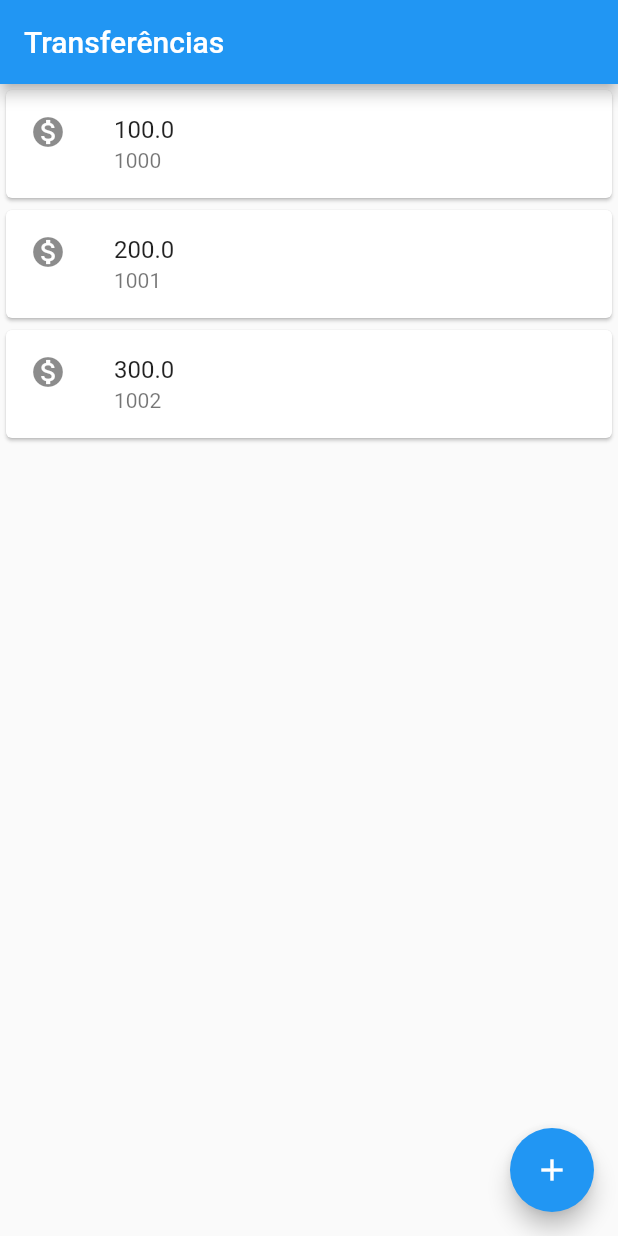
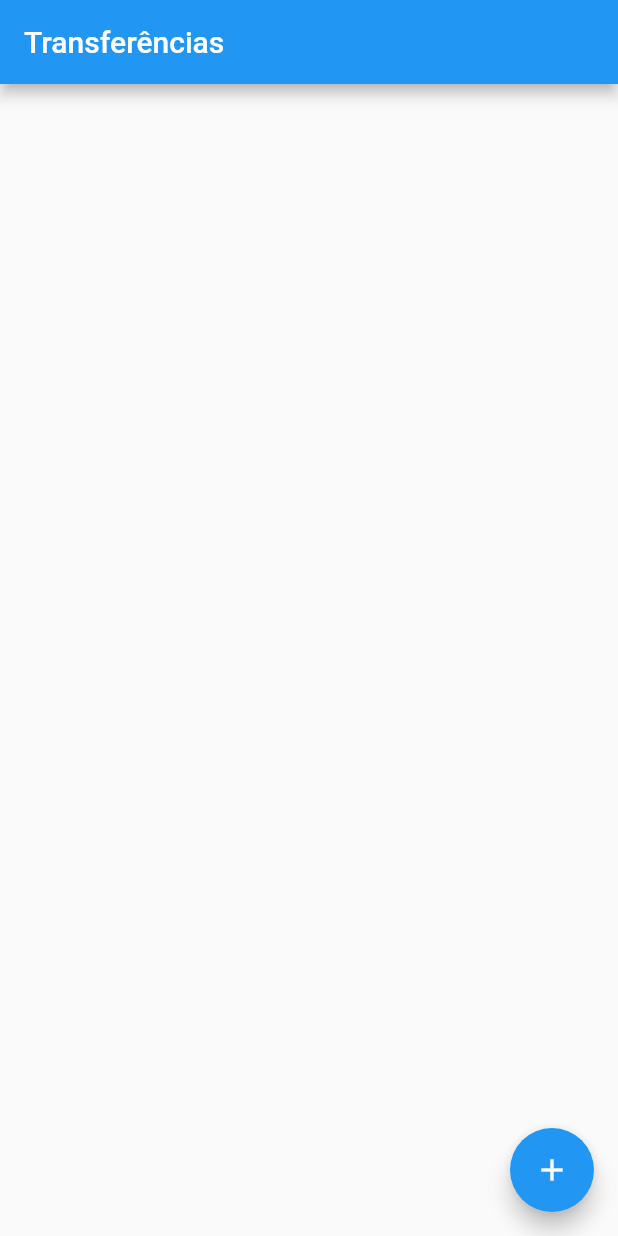
Before and after one commit to luizeduardoufg/bytebank, a Flutter app: the screen it shows after launch, on a phone screen of 412 x 824 dp. Run offline on Flutter 3.47's test engine with Material 2 defaults, Android fonts, the phone set to English and light mode, and no system bars.

Commit message:
Listing complete

```diff
--- a/lib/main.dart
+++ b/lib/main.dart
@@ -1,5 +1,4 @@
 import 'package:flutter/material.dart';
-import 'package:flutter/services.dart';
 
 void main() => runApp(App());
 
@@ -14,7 +13,13 @@ class App extends StatelessWidget {
   }
 }
 
-class FormularioTransferencia extends StatelessWidget {
+class FormularioTransferencia extends StatefulWidget {
+  @override
+  _FormularioTransferenciaState createState() =>
+      _FormularioTransferenciaState();
+}
+
+class _FormularioTransferenciaState extends State<FormularioTransferencia> {
   final TextEditingController _controladorCampoNumeroConta =
           TextEditingController(),
       _controladorCampoValor = TextEditingController();
@@ -25,7 +30,8 @@ class FormularioTransferencia extends StatelessWidget {
       appBar: AppBar(
         title: Text('Criando transferẽncia'),
       ),
-      body: Column(
+      body: SingleChildScrollView(
+        child: Column(
           children: [
             CampoInput(
               controller: _controladorCampoNumeroConta,
@@ -46,6 +52,7 @@ class FormularioTransferencia extends StatelessWidget {
               },
             ),
           ],
+        ),
       ),
     );
   }
@@ -90,19 +97,26 @@ class CampoInput extends StatelessWidget {
   }
 }
 
-class ListaTransferencias extends StatelessWidget {
+class ListaTransferencias extends StatefulWidget {
+  final List<Transferencia> _transferencias = [];
+
+  @override
+  _ListaTransferenciasState createState() => _ListaTransferenciasState();
+}
+
+class _ListaTransferenciasState extends State<ListaTransferencias> {
   @override
   Widget build(BuildContext context) {
     return Scaffold(
       appBar: AppBar(
         title: Text('Transferências'),
       ),
-      body: Column(
-        children: [
-          ItemTransferencia(Transferencia(100.00, '1000')),
-          ItemTransferencia(Transferencia(200.00, '1001')),
-          ItemTransferencia(Transferencia(300.00, '1002')),
-        ],
+      body: ListView.builder(
+        itemCount: widget._transferencias.length,
+        itemBuilder: (context, index) {
+          final transferencia = widget._transferencias[index];
+          return ItemTransferencia(transferencia);
+        },
       ),
       floatingActionButton: FloatingActionButton(
         child: Icon(Icons.add),
@@ -113,7 +127,10 @@ class ListaTransferencias extends StatelessWidget {
               builder: (context) => FormularioTransferencia(),
             ),
           );
-          future.then((transferencia) => debugPrint('$transferencia'));
+          future.then((transferencia) {
+            if (transferencia != null)
+              setState(() => widget._transferencias.add(transferencia));
+          });
         },
       ),
     );
```
Also changed, not shown: 1 other file. Lines whose indentation alone changed are shown as unchanged.
